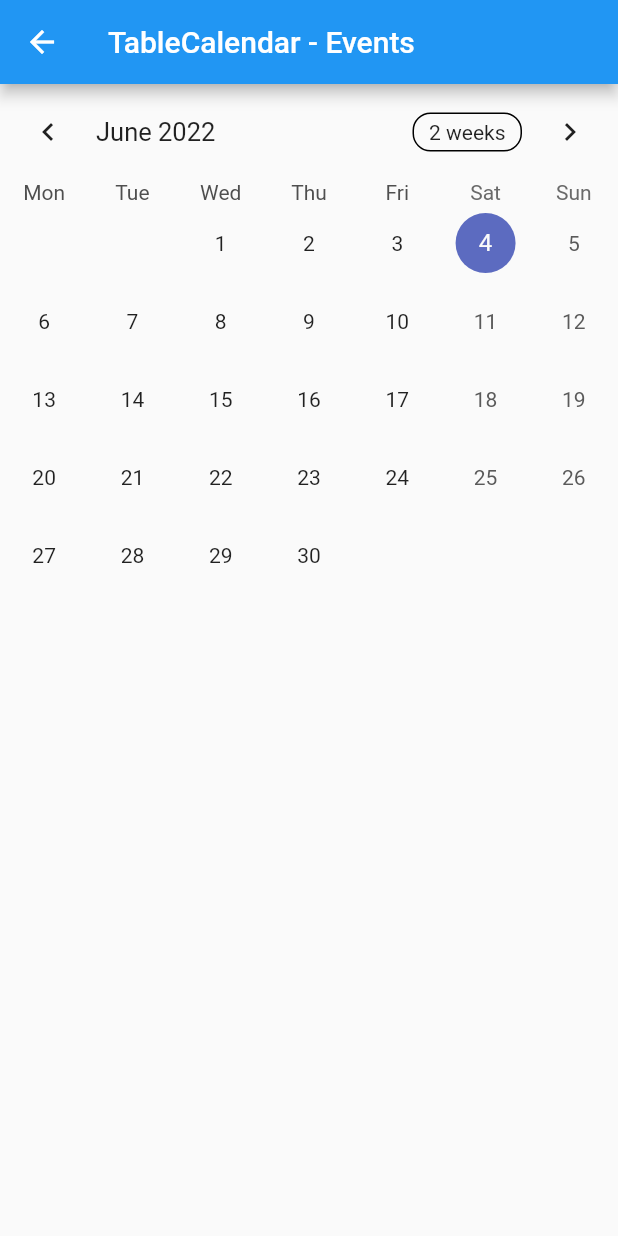
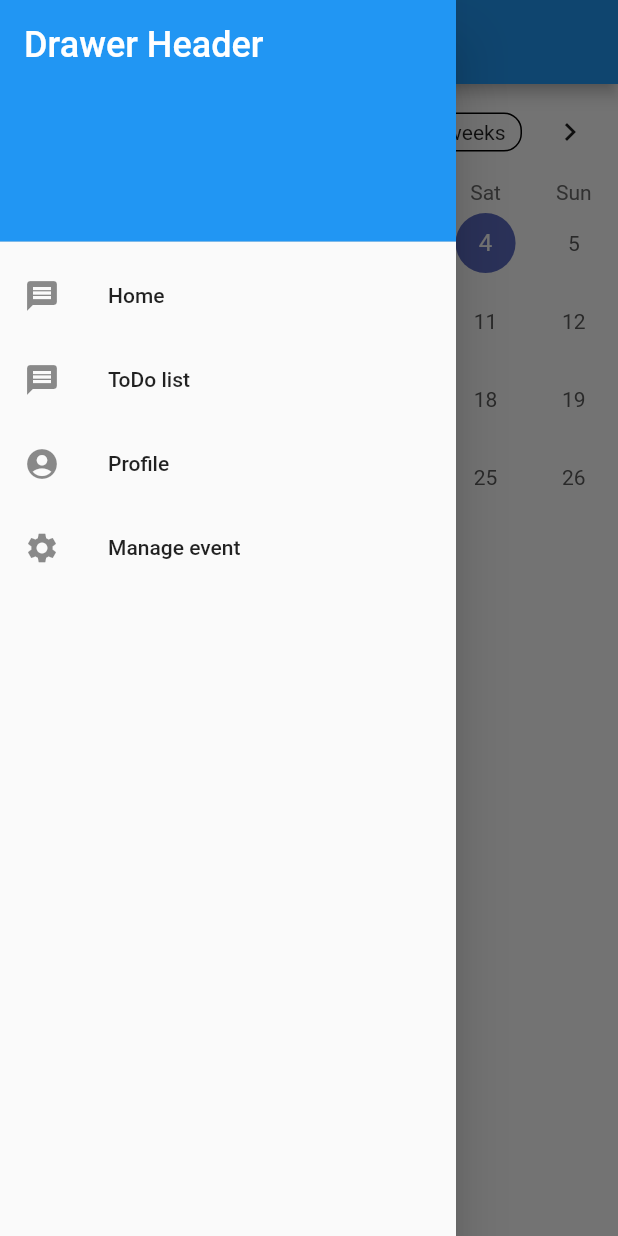
Before and after one commit to Vwore/evnts, a Flutter app: the TableEventsExample screen opened directly with empty values, with the side drawer open (before the commit the screen has no drawer), on a phone screen of 412 x 824 dp. Run offline on Flutter 3.47's test engine with Material 2 defaults, Android fonts, the phone set to English and light mode, and no system bars; drawn by our look-alikes of table_calendar; our stand-ins replace cloud_firestore, firebase_auth, firebase_core; accounts and stored records are empty.

Commit message:
added button in  list tile 2

```diff
--- /dev/null
+++ b/lib/ToDo.dart
@@ -0,0 +1,32 @@
+import 'package:flutter/material.dart';
+class Todo extends StatefulWidget {
+  const Todo({Key? key}) : super(key: key);
+
+  @override
+  _TodoState createState() => _TodoState();
+}
+
+class _TodoState extends State<Todo> {
+  @override
+  Widget build(BuildContext context) {
+    return Scaffold(
+      appBar: AppBar(
+        title: Text(
+          'To Do list',
+        ),
+        centerTitle: true,
+
+      ),
+      body: ListView.builder(
+        // itemCount: items.length,
+        itemBuilder: (context, index) {
+          return ListTile(
+            title: Text('test'),
+          );
+        },
+      ),
+
+
+    );
+  }
+}
--- a/lib/events_example.dart
+++ b/lib/events_example.dart
@@ -32,7 +32,6 @@ class _TableEventsExampleState extends State<TableEventsExample> {
 
           file["event"].forEach((key,value) {
             DateTime f=DateTime.parse(key);
-            print(key);
             List<dynamic> l=value;
             List<Event> m=[];
             l.forEach((element) {m.add(Event(element)); });
@@ -116,6 +115,46 @@ class _TableEventsExampleState extends State<TableEventsExample> {
     return Scaffold(
       appBar: AppBar(
         title: Text('TableCalendar - Events'),
+      ),
+
+      drawer: Drawer(
+        child: ListView(
+          padding: EdgeInsets.zero,
+          children:  <Widget>[
+            DrawerHeader(
+              decoration: BoxDecoration(
+                color: Colors.blue,
+              ),
+              child: Text(
+                'Drawer Header',
+                style: TextStyle(
+                  color: Colors.white,
+                  fontSize: 24,
+                ),
+              ),
+            ),
+            ListTile(
+              leading: Icon(Icons.message),
+              title: Text('Home'),
+
+            ),
+            ListTile(
+              leading: Icon(Icons.message),
+              title: Text('ToDo list'),
+              onTap: (){
+                Navigator.pushNamed(context, 'home/todo');
+              },
+            ),
+            ListTile(
+              leading: Icon(Icons.account_circle),
+              title: Text('Profile'),
+            ),
+            ListTile(
+              leading: Icon(Icons.settings),
+              title: Text('Manage event'),
+            ),
+          ],
+        ),
       ),
       body: Column(
         children: [
--- a/lib/main.dart
+++ b/lib/main.dart
@@ -1,4 +1,5 @@
 import 'package:flutter/material.dart';
+import 'ToDo.dart';
 import 'events_example.dart';
 import 'signup.dart';
 import 'package:firebase_core/firebase_core.dart';
@@ -12,9 +13,11 @@ Future main() async {
   runApp(MaterialApp(
     initialRoute: 'welcome',
     routes: {
-      'welcome':(context)=> MyApp(),
-      'home' :(context)=> TableEventsExample(),
-      'signup' :(context)=> Signup()},
+      'welcome': (context) => MyApp(),
+      'home': (context) => TableEventsExample(),
+      'signup': (context) => Signup(),
+      'home/todo': (context) => Todo()
+    },
     // home: MyApp(),
        // home: TableEventsExample(),
        ),
@@ -22,27 +25,7 @@ Future main() async {
 }
 
 class MyApp extends StatelessWidget {
-  // This widget is the root of your application.
-  // void fire()
-  // {
-  //   FirebaseFirestore.instance
-  //       .collection('Event')
-  //       .get()
-  //       .then((QuerySnapshot querySnapshot) {
-  //     querySnapshot.docs.forEach((doc) {
-  //       Timestamp t=doc["date"];
-  //       List<dynamic> l=doc["event"];
-  //       List<Event> m=[Event('test')];
-  //
-  //       DateTime d = DateTime.fromMicrosecondsSinceEpoch(t.microsecondsSinceEpoch);
-  //
-  //       l.forEach((element) {m.add(Event(element)); });
-  //       kEvents.addAll({
-  //       d: m,
-  //       });
-  //     });
-  //   });
-  // }
+
   @override
   Widget build(BuildContext context) {
     // fire();
```
